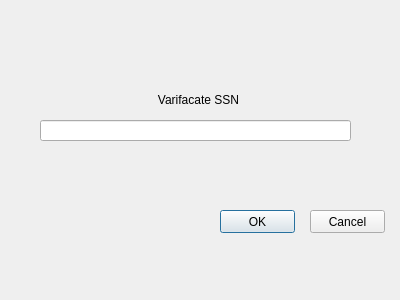
The window that dialog.ui (WNewsome/Pharmaceutical-Point-of-Sale) describes before a commit, drawn with Qt 5.
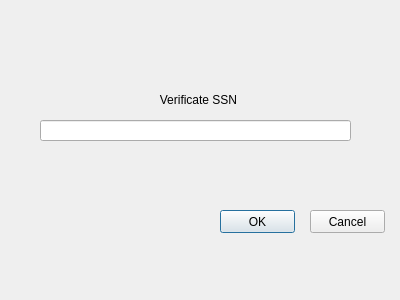
The same window after the commit.

Patch:
```diff
--- a/dialog.ui
+++ b/dialog.ui
@@ -33,7 +33,7 @@
     </rect>
    </property>
    <property name="text">
-    <string>Varifacate SSN</string>
+    <string>Verificate SSN</string>
    </property>
    <property name="alignment">
     <set>Qt::AlignCenter</set>
```
